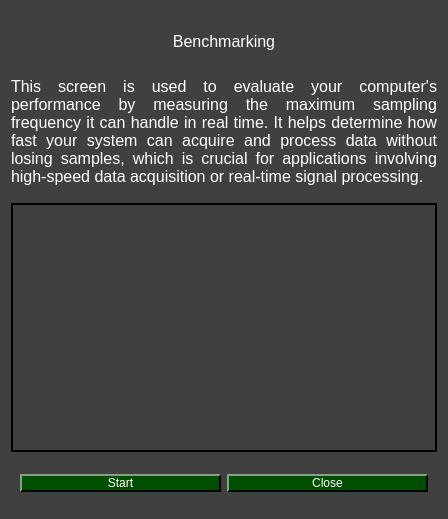
Old version of the form pydaq/uis/PyDAQ_Benchmarking.ui in the repository samirmartins/pydaq.
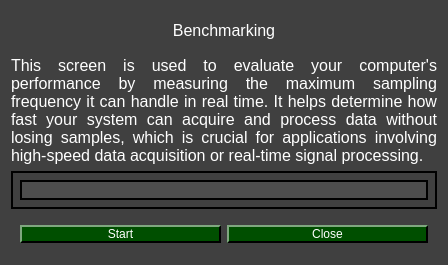
New version of the form. Icons and pictures are not drawn.

```diff
--- a/pydaq/uis/PyDAQ_Benchmarking.ui
+++ b/pydaq/uis/PyDAQ_Benchmarking.ui
@@ -7,7 +7,7 @@
     <x>0</x>
     <y>0</y>
     <width>448</width>
-    <height>519</height>
+    <height>265</height>
    </rect>
   </property>
   <property name="windowTitle">
@@ -404,6 +404,11 @@
      <property name="styleSheet">
       <string notr="true">border: 2px solid black;</string>
      </property>
+     <layout class="QGridLayout" name="gridLayout_2">
+      <item row="0" column="0">
+       <widget class="QLineEdit" name="value_beench"/>
+      </item>
+     </layout>
     </widget>
    </item>
    <item row="3" column="0">
```
